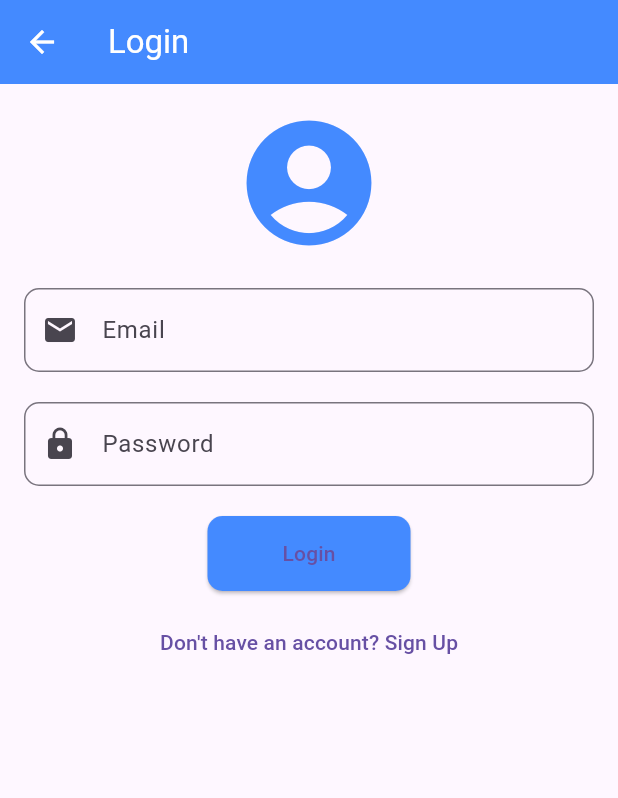
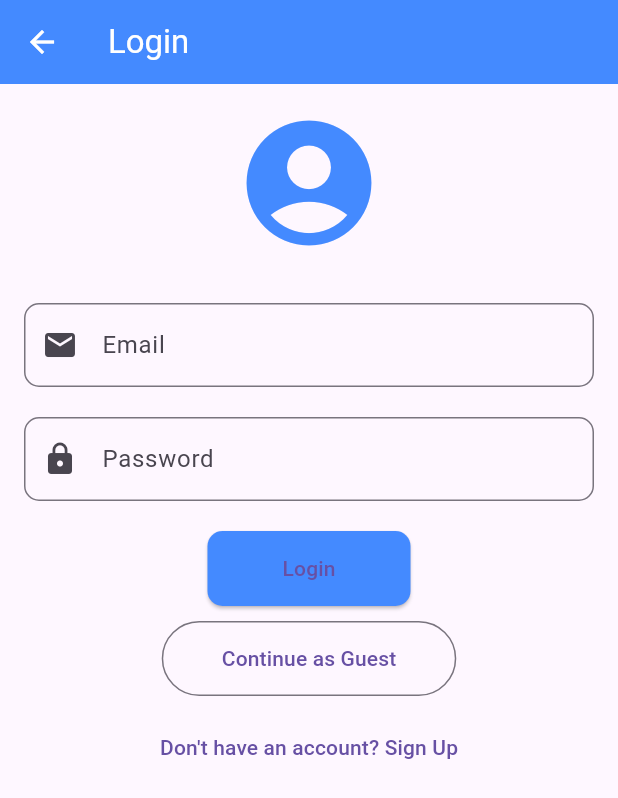
Before and after one commit to CodeMonster88088/Insurance_App, a Flutter app: the HomePage screen opened directly, in the side drawer, after a tap on "Logout", on a phone screen of 412 x 824 dp. Shown: the top 798 px of the screen. Run offline on Flutter 3.47's test engine with Material 3 defaults, Android fonts, the phone set to English and light mode, and no system bars; our stand-ins replace firebase_auth, firebase_core, lucide_icons_flutter; accounts and stored records are empty.

Commit message:
sign in kinda complete

```diff
--- a/lib/data/sample_data.dart
+++ b/lib/data/sample_data.dart
@@ -15,6 +15,7 @@ final List<InsuranceModel> sampleInsuranceData = [
     familyMembers: ['John Doe', 'Jane Doe'],
     numberOfTravelers: 2,
     coverageType: 'Basic',
+    rating: 4.5,
   ),
   InsuranceModel(
     id: 2,
@@ -29,6 +30,7 @@ final List<InsuranceModel> sampleInsuranceData = [
     familyMembers: ['Alice Smith', 'Bob Smith', 'Charlie Smith', 'Dana Smith'],
     numberOfTravelers: 4,
     coverageType: 'Premium',
+    rating: 4.0,
   ),
   InsuranceModel(
     id: 3,
@@ -43,6 +45,7 @@ final List<InsuranceModel> sampleInsuranceData = [
     familyMembers: ['Michael Brown'],
     numberOfTravelers: 1,
     coverageType: 'Standard',
+    rating: 3.5,
   ),
   // Continue with all other entries following the same pattern
   InsuranceModel(
@@ -58,6 +61,7 @@ final List<InsuranceModel> sampleInsuranceData = [
     familyMembers: ['David Wilson', 'Emma Wilson', 'Frank Wilson'],
     numberOfTravelers: 3,
     coverageType: 'Basic',
+    rating: 5.0,
   ),
   InsuranceModel(
     id: 5,
@@ -72,6 +76,7 @@ final List<InsuranceModel> sampleInsuranceData = [
     familyMembers: ['Grace Lee', 'Henry Lee'],
     numberOfTravelers: 2,
     coverageType: 'Standard',
+    rating: 2.0,
   ),
   // Add remaining entries (6-15) with all required fields
 ];
--- a/lib/models/insurance_model.dart
+++ b/lib/models/insurance_model.dart
@@ -11,6 +11,7 @@ class InsuranceModel {
   final List<String> familyMembers;
   final int numberOfTravelers;
   final String coverageType;
+  final double rating;
 
   InsuranceModel({
     required this.id,
@@ -25,6 +26,7 @@ class InsuranceModel {
     required this.familyMembers,
     required this.numberOfTravelers,
     required this.coverageType,
+    required this.rating,
   });
 
   factory InsuranceModel.fromMap(Map<String, dynamic> map) {
@@ -41,6 +43,7 @@ class InsuranceModel {
       familyMembers: List<String>.from(map['familyMembers'] ?? []),
       numberOfTravelers: map['numberOfTravelers'],
       coverageType: map['coverageType'],
+      rating: map['rating'],
     );
   }
 
@@ -88,6 +91,7 @@ class InsuranceModel {
       familyMembers: familyMembers ?? this.familyMembers,
       numberOfTravelers: numberOfTravelers ?? this.numberOfTravelers,
       coverageType: coverageType ?? this.coverageType,
+      rating: rating ?? this.rating,
     );
   }
 
--- a/lib/screens/active_policies_screen.dart
+++ b/lib/screens/active_policies_screen.dart
@@ -23,6 +23,7 @@ class _ActivePoliciesScreenState extends State<ActivePoliciesScreen> {
       familyMembers: ['Spouse', 'Child 1'],
       numberOfTravelers: 2,
       coverageType: 'Comprehensive',
+      rating: 3.2
     ),
     InsuranceModel(
       id: 789012,
@@ -37,6 +38,7 @@ class _ActivePoliciesScreenState extends State<ActivePoliciesScreen> {
       familyMembers: [],
       numberOfTravelers: 1,
       coverageType: 'Basic',
+      rating: 5.0
     ),
   ];
 
--- a/lib/screens/home.dart
+++ b/lib/screens/home.dart
@@ -25,9 +25,9 @@ class _HomePageState extends State<HomePage> {
       InsuranceSearchFilter(),
       ActivePoliciesScreen(),
       _buildHelpCenterScreen(),
-      CompanyPoliciesView(),
-      CompanyClaimsView(),
-      CompanyHomePage(),
+      // CompanyPoliciesView(),
+      // CompanyClaimsView(),
+      // CompanyHomePage(),
     ];
   }
 
@@ -1000,21 +1000,21 @@ class _HomePageState extends State<HomePage> {
                 activeIcon: Icon(Icons.help_center),
                 label: 'Help',
               ),
-              BottomNavigationBarItem(
-                icon: Icon(Icons.business_outlined),
-                activeIcon: Icon(Icons.business),
-                label: 'Company Policies',
-              ),
-              BottomNavigationBarItem(
-                icon: Icon(Icons.receipt_long_outlined),
-                activeIcon: Icon(Icons.receipt_long),
-                label: 'Company Claims',
-              ),
-              BottomNavigationBarItem(
-                icon: Icon(Icons.dashboard_outlined),
-                activeIcon: Icon(Icons.dashboard),
-                label: 'Company Dashboard',
-              ),
+              // BottomNavigationBarItem(
+              //   icon: Icon(Icons.business_outlined),
+              //   activeIcon: Icon(Icons.business),
+              //   label: 'Company Policies',
+              // ),
+              // BottomNavigationBarItem(
+              //   icon: Icon(Icons.receipt_long_outlined),
+              //   activeIcon: Icon(Icons.receipt_long),
+              //   label: 'Company Claims',
+              // ),
+              // BottomNavigationBarItem(
+              //   icon: Icon(Icons.dashboard_outlined),
+              //   activeIcon: Icon(Icons.dashboard),
+              //   label: 'Company Dashboard',
+              // ),
             ],
             currentIndex: _selectedIndex,
             selectedItemColor: Colors.blue[800],
--- a/lib/screens/login_screen.dart
+++ b/lib/screens/login_screen.dart
@@ -1,7 +1,72 @@
 import 'package:flutter/material.dart';
-import 'signup.dart'; // Import the Signup class
+import 'package:flutter_app_test/Services/auth.dart';
+import 'package:flutter_app_test/screens/company_home.dart';
+import 'package:flutter_app_test/screens/home.dart';
+import 'signup.dart';
 
-class LoginScreen extends StatelessWidget {
+class LoginScreen extends StatefulWidget {
+  @override
+  _LoginScreenState createState() => _LoginScreenState();
+}
+
+class _LoginScreenState extends State<LoginScreen> {
+  final AuthService _auth = AuthService();
+  final TextEditingController _emailController = TextEditingController();
+  final TextEditingController _passwordController = TextEditingController();
+  final _formKey = GlobalKey<FormState>();
+
+  bool _loading = false;
+  String? _errorMessage;
+
+  void _handleLogin() async {
+    if (_formKey.currentState!.validate()) {
+      setState(() {
+        _loading = true;
+        _errorMessage = null;
+      });
+
+      var user = await _auth.signInWithEmailAndPassword(
+        _emailController.text.trim(),
+        _passwordController.text.trim(),
+      );
+
+      setState(() => _loading = false);
+
+      if (user != null) {
+        // ✅ Navigate to HomePage after login
+        Navigator.pushReplacement(
+          context,
+          MaterialPageRoute(builder: (_) => CompanyHomePage()),
+        );
+      } else {
+        setState(() =>
+            _errorMessage = 'Login failed. Please check your credentials.');
+      }
+    }
+  }
+
+  void _handleAnonymousLogin() async {
+    setState(() {
+      _loading = true;
+      _errorMessage = null;
+    });
+
+    var user = await _auth.signInAnon();
+
+    setState(() => _loading = false);
+
+    if (user != null) {
+      print('Signed in anonymously: ${user.uid}');
+      // Navigate to the main app screen if needed
+      Navigator.pushReplacement(
+          context,
+          MaterialPageRoute(builder: (_) => HomePage()),
+        );
+    } else {
+      setState(() => _errorMessage = 'Anonymous login failed.');
+    }
+  }
+
   @override
   Widget build(BuildContext context) {
     return Scaffold(
@@ -12,65 +77,76 @@ class LoginScreen extends StatelessWidget {
         iconTheme: IconThemeData(color: Colors.white),
       ),
       body: SingleChildScrollView(
-        child: Padding(
-          padding: const EdgeInsets.all(16.0),
+        padding: const EdgeInsets.all(16),
+        child: Form(
+          key: _formKey,
           child: Column(
-            mainAxisAlignment: MainAxisAlignment.center,
             children: [
               Hero(
                 tag: 'logo',
-                child: Icon(
-                  Icons.account_circle,
-                  size: 100,
-                  color: Colors.blueAccent,
-                ),
+                child: Icon(Icons.account_circle,
+                    size: 100, color: Colors.blueAccent),
               ),
               SizedBox(height: 20),
-              TextField(
+              if (_errorMessage != null)
+                Text(_errorMessage!, style: TextStyle(color: Colors.red)),
+              SizedBox(height: 10),
+              TextFormField(
+                controller: _emailController,
                 decoration: InputDecoration(
                   labelText: 'Email',
                   border: OutlineInputBorder(
-                    borderRadius: BorderRadius.circular(10),
-                  ),
+                      borderRadius: BorderRadius.circular(10)),
                   prefixIcon: Icon(Icons.email),
                 ),
+                validator: (val) => val!.isEmpty ? 'Enter an email' : null,
               ),
               SizedBox(height: 20),
-              TextField(
+              TextFormField(
+                controller: _passwordController,
                 obscureText: true,
                 decoration: InputDecoration(
                   labelText: 'Password',
                   border: OutlineInputBorder(
-                    borderRadius: BorderRadius.circular(10),
-                  ),
+                      borderRadius: BorderRadius.circular(10)),
                   prefixIcon: Icon(Icons.lock),
                 ),
+                validator: (val) =>
+                    val!.length < 6 ? 'Password must be 6+ chars' : null,
               ),
               SizedBox(height: 20),
+              _loading
+                  ? CircularProgressIndicator()
+                  : Column(
+                      children: [
                         ElevatedButton(
-                onPressed: () {
-                  // Add login functionality here
-                  print('Login button clicked');
-                },
-                child: Text('Login'),
+                          onPressed: _handleLogin,
                           style: ElevatedButton.styleFrom(
-                  backgroundColor: Colors.blueAccent, // Use backgroundColor instead of primary
-                  padding: EdgeInsets.symmetric(horizontal: 50, vertical: 15),
+                            backgroundColor: Colors.blueAccent,
+                            padding: EdgeInsets.symmetric(
+                                horizontal: 50, vertical: 15),
                             shape: RoundedRectangleBorder(
                               borderRadius: BorderRadius.circular(10),
                             ),
                           ),
+                          child: Text('Login'),
+                        ),
+                        SizedBox(height: 10),
+                        OutlinedButton(
+                          onPressed: _handleAnonymousLogin,
+                          style: OutlinedButton.styleFrom(
+                            padding: EdgeInsets.symmetric(
+                                horizontal: 40, vertical: 15),
+                          ),
+                          child: Text('Continue as Guest'),
+                        ),
+                      ],
                     ),
               SizedBox(height: 10),
               TextButton(
-                onPressed: () {
-                  // Navigate to Sign Up screen
-                  Navigator.push(
-                    context,
-                    MaterialPageRoute(builder: (context) => Signup()),
-                  );
-                },
-                child: Text('Don\'t have an account? Sign Up'),
+                onPressed: () => Navigator.push(
+                    context, MaterialPageRoute(builder: (_) => Signup())),
+                child: Text("Don't have an account? Sign Up"),
               ),
             ],
           ),
--- a/pubspec.yaml
+++ b/pubspec.yaml
@@ -32,9 +32,10 @@ dependencies:
     sdk: flutter
   intl: ^0.18.0
   font_awesome_flutter: 10.8.0
-  firebase_core: ^2.25.4
+  firebase_core: 3.13.0
   firebase_auth: ^5.5.2
   cloud_firestore: ^5.6.6
+  flutter_rating_bar: ^4.0.1
 
 
 
```
Also changed, not shown: lib/Services/auth.dart (added, +47 -0 lines), lib/main.dart (+10 -4 lines), lib/screens/company_home.dart (+100 -19 lines), lib/widgets/insurance_list_item.dart (+32 -1 lines), pubspec.lock, 132 other files. Lines whose indentation alone changed are shown as unchanged.
